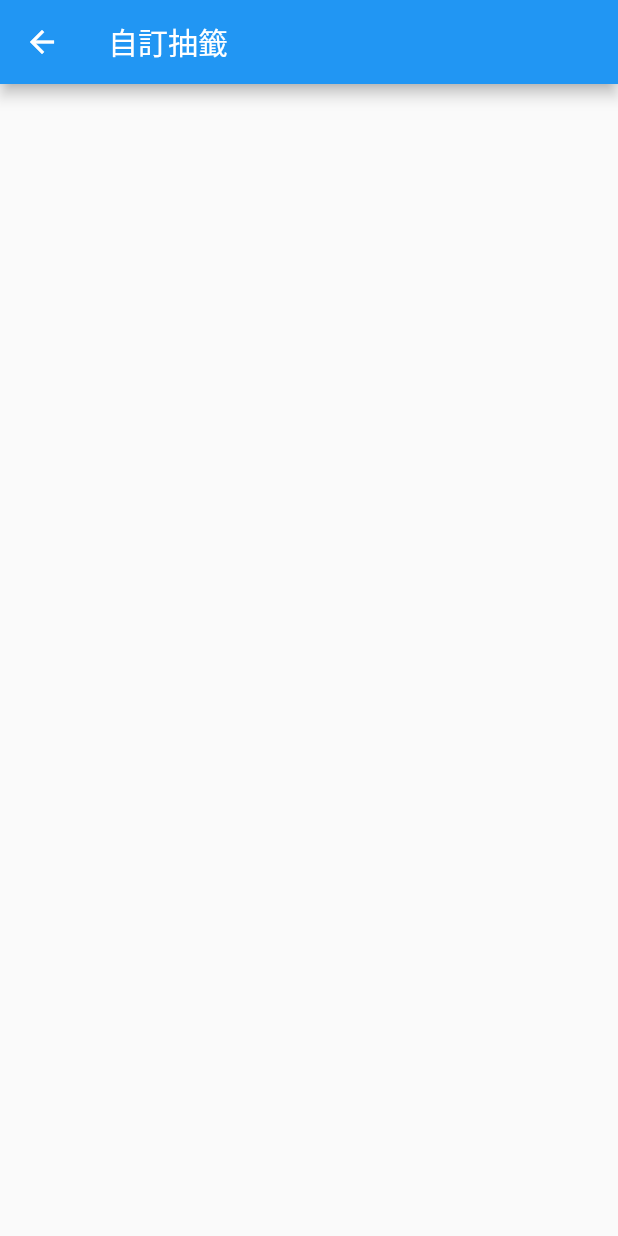
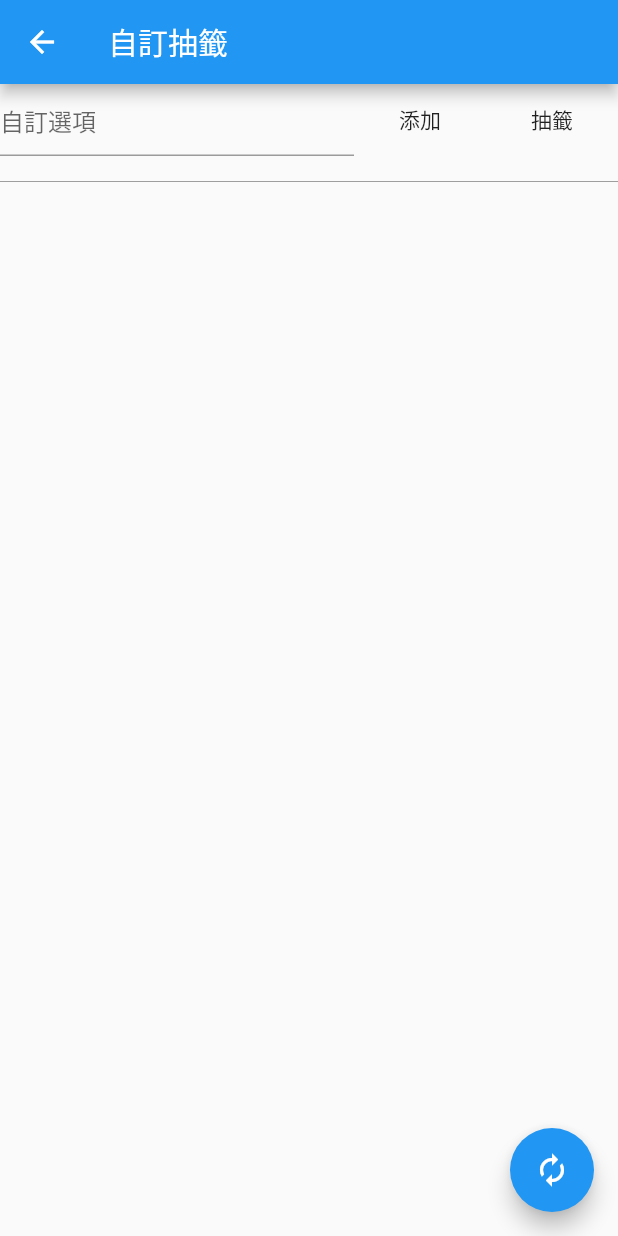
Before and after one commit to oxygen-TW/LotsDrawer, a Flutter app: the CatalogRandomUI screen opened directly, on a phone screen of 412 x 824 dp. Run offline on Flutter 3.47's test engine with Material 2 defaults, Android fonts, the phone set to English and light mode, and no system bars; our stand-ins replace fluttertoast.

Commit message:
Add catalog page prototype, functions are work! UI not optimized

```diff
--- a/lib/CatalogRandomUI.dart
+++ b/lib/CatalogRandomUI.dart
@@ -7,6 +7,11 @@ class CatalogRandomUI extends StatefulWidget {
 }
 
 class _CatalogRandomUIState extends State<CatalogRandomUI> {
+  TextEditingController _catalogC = new TextEditingController();
+  var _catalogList = [];
+  var _catalogRandom = new CatalogRandom();
+  var _selectedCatalog = " ";
+
   @override
   Widget build(BuildContext context) {
     return Scaffold(
@@ -14,7 +19,68 @@ class _CatalogRandomUIState extends State<CatalogRandomUI> {
         title: Text("自訂抽籤"),
       ),
       body: Column(
+        children: [
+          Row(
+            children: [
+              Expanded(
+                child: TextField(
+                  decoration: InputDecoration(hintText: "自訂選項"),
+                  controller: _catalogC,
+                ),
+              ),
+              FlatButton(
+                  onPressed: () {
+                    try {
+                      _catalogRandom.addCatalog(_catalogC.text);
+                    } on CatalogRandomItemExist {
+                      print("CatalogRandomItemExist");
+                    }
 
+                    _catalogList = _catalogRandom.getCatalog();
+                    setState(() {});
+                  },
+                  child: Text("添加")),
+              FlatButton(
+                  onPressed: () {
+                    try {
+                      _selectedCatalog = "抽中：" + _catalogRandom.random();
+                    } on CatalogRandomNoItem {
+                      print("E: CatalogRandomNoItem");
+                    }
+
+                    setState(() {});
+                  },
+                  child: Text("抽籤"))
+            ],
+          ),
+          Row(
+            children: [
+              Text(_selectedCatalog),
+            ],
+          ),
+          Divider(
+            height: 2.0,
+            color: Colors.grey,
+          ),
+          new Expanded(
+              child: new ListView.builder(
+                  itemCount: _catalogList.length,
+                  itemBuilder: (BuildContext ctxt, int Index) {
+                    return new Text(_catalogList[Index]);
+                  }))
+        ],
+      ),
+      floatingActionButton: FloatingActionButton(
+        onPressed: () {
+          _catalogList.clear();
+          _selectedCatalog = " ";
+          _catalogC.text = "";
+          _catalogRandom.dispose();
+          _catalogRandom = new CatalogRandom();
+          setState(() {});
+        },
+        tooltip: 'Reset',
+        child: Icon(Icons.autorenew),
       ),
     );
   }
--- a/lib/RandomLib/CatalogRandom.dart
+++ b/lib/RandomLib/CatalogRandom.dart
@@ -1,6 +1,6 @@
 import 'package:LotsDrawer/RandomLib/RandomCore.dart';
 
-class CatalogRandomItemExsit implements Exception {
+class CatalogRandomItemExist implements Exception {
   String errMsg() => 'Item is already exsit in catalog.';
 }
 
@@ -16,7 +16,7 @@ class CatalogRandom extends RandomCore {
 
   int addCatalog(String newItem) {
     if (this.catalog.contains(newItem)) {
-      throw new CatalogRandomItemExsit();
+      throw new CatalogRandomItemExist();
     }
 
     int tmpId = this.catalog.length;
```
Also changed, not shown: lib/main.dart (+14 -0 lines).
